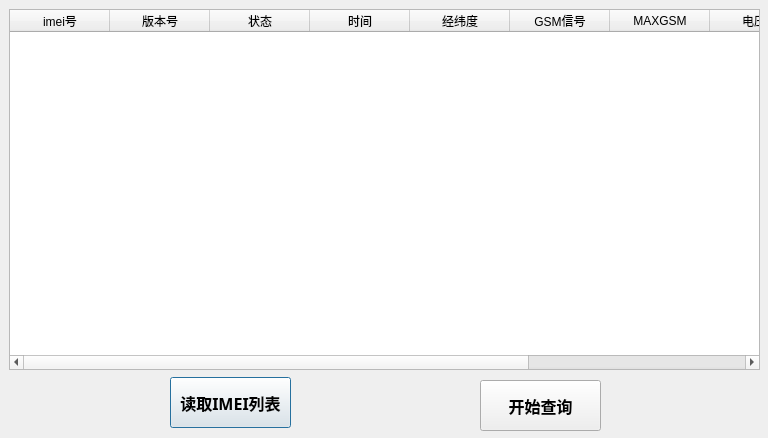
The window that dialog_devicelist.ui (Shun14/simcomManager2.0) describes before a commit, drawn with Qt 5.
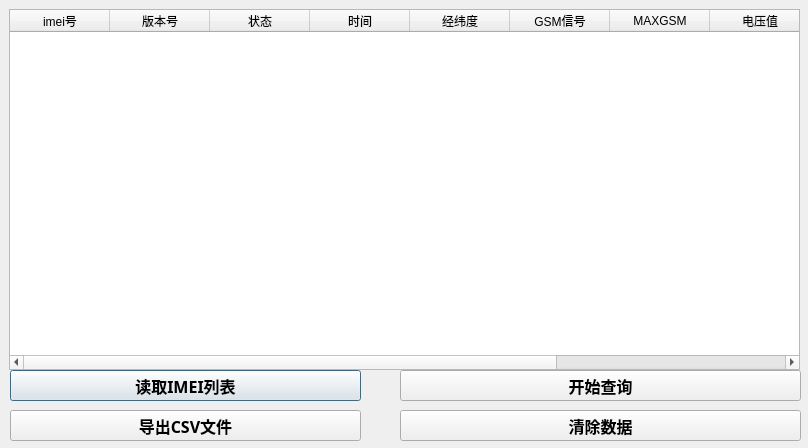
The same window after the commit.

Commit message: 1.1.0版本  Event日志刷新功能 ，批量清除数据功能，数据表导出功能。 修复未定位查看定位崩溃bug。将http请求 改为单例模式

```diff
--- a/dialog_devicelist.ui
+++ b/dialog_devicelist.ui
@@ -6,8 +6,8 @@
    <rect>
     <x>0</x>
     <y>0</y>
-    <width>768</width>
-    <height>438</height>
+    <width>808</width>
+    <height>448</height>
    </rect>
   </property>
   <property name="windowTitle">
@@ -18,7 +18,7 @@
     <rect>
      <x>9</x>
      <y>9</y>
-     <width>751</width>
+     <width>791</width>
      <height>361</height>
     </rect>
    </property>
@@ -82,10 +82,10 @@
   <widget class="QPushButton" name="pushButton_ReadFile">
    <property name="geometry">
     <rect>
-     <x>170</x>
-     <y>377</y>
-     <width>121</width>
-     <height>51</height>
+     <x>10</x>
+     <y>370</y>
+     <width>351</width>
+     <height>31</height>
     </rect>
    </property>
    <property name="font">
@@ -103,10 +103,10 @@
   <widget class="QPushButton" name="pushButton_StartLoad">
    <property name="geometry">
     <rect>
-     <x>480</x>
-     <y>380</y>
-     <width>121</width>
-     <height>51</height>
+     <x>400</x>
+     <y>370</y>
+     <width>401</width>
+     <height>31</height>
     </rect>
    </property>
    <property name="font">
@@ -121,6 +121,48 @@
     <string>开始查询</string>
    </property>
   </widget>
+  <widget class="QPushButton" name="pushButton_DeriveFile">
+   <property name="geometry">
+    <rect>
+     <x>10</x>
+     <y>410</y>
+     <width>351</width>
+     <height>31</height>
+    </rect>
+   </property>
+   <property name="font">
+    <font>
+     <family>Agency FB</family>
+     <pointsize>12</pointsize>
+     <weight>75</weight>
+     <bold>true</bold>
+    </font>
+   </property>
+   <property name="text">
+    <string>导出CSV文件</string>
+   </property>
+  </widget>
+  <widget class="QPushButton" name="pushButton_ClearData">
+   <property name="geometry">
+    <rect>
+     <x>400</x>
+     <y>410</y>
+     <width>401</width>
+     <height>31</height>
+    </rect>
+   </property>
+   <property name="font">
+    <font>
+     <family>Agency FB</family>
+     <pointsize>12</pointsize>
+     <weight>75</weight>
+     <bold>true</bold>
+    </font>
+   </property>
+   <property name="text">
+    <string>清除数据</string>
+   </property>
+  </widget>
  </widget>
  <resources/>
  <connections/>
```
The commit also changes 12 other files.
